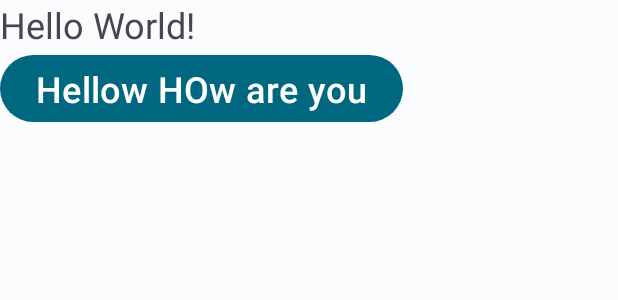
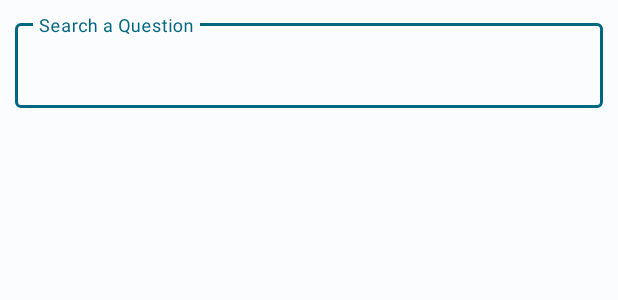
Before and after one commit to vishalyadav3119/TrendingSO, an Android app: the layout activity_main.xml on its own in the app's theme, with its tools: preview values and no code run, on a phone screen of 412 x 824 dp. Shown: the top 300 px of the screen. Run offline under Robolectric (Android 15) with nearby library versions, the phone set to English and light mode, and no system bars.

Commit message:
Added Search Bar and Retrofit Dependency

```diff
--- a/app/build.gradle
+++ b/app/build.gradle
@@ -33,8 +33,10 @@ android {
 
 dependencies {
 
+    implementation 'com.google.android.material:material:1.9.0'
+    implementation 'com.squareup.retrofit2:retrofit:2.9.0'
+
     implementation 'androidx.appcompat:appcompat:1.6.1'
-    implementation 'com.google.android.material:material:1.9.0'
     implementation 'androidx.constraintlayout:constraintlayout:2.1.4'
     testImplementation 'junit:junit:4.13.2'
     androidTestImplementation 'androidx.test.ext:junit:1.1.5'
--- a/app/src/main/java/com/example/trendingso/MainActivity.java
+++ b/app/src/main/java/com/example/trendingso/MainActivity.java
@@ -13,5 +13,6 @@ public class MainActivity extends AppCompatActivity {
         super.onCreate(savedInstanceState);
         binding = ActivityMainBinding.inflate(getLayoutInflater());
         setContentView(binding.getRoot());
+
     }
 }
--- a/app/src/main/res/layout/activity_main.xml
+++ b/app/src/main/res/layout/activity_main.xml
@@ -1,22 +1,21 @@
 <?xml version="1.0" encoding="utf-8"?>
 <LinearLayout xmlns:android="http://schemas.android.com/apk/res/android"
+    android:id="@+id/linear_layout"
     xmlns:app="http://schemas.android.com/apk/res-auto"
     xmlns:tools="http://schemas.android.com/tools"
     android:layout_width="match_parent"
     android:orientation="vertical"
     android:layout_height="match_parent"
     tools:context=".MainActivity">
-
-    <TextView
-        android:layout_width="wrap_content"
+    <com.google.android.material.textfield.TextInputLayout
+    android:layout_width="match_parent"
+    android:layout_height="wrap_content"
+        android:layout_margin="10dp">
+    <com.google.android.material.textfield.TextInputEditText
+        android:id="@+id/search_bar"
+        android:layout_width="match_parent"
         android:layout_height="wrap_content"
-        android:text="Hello World!"
-        android:textSize="24sp"
+        android:hint="@string/searchbar_hint"
         />
-    <Button
-        android:layout_width="wrap_content"
-        android:layout_height="wrap_content"
-        android:text="Hellow HOw are you"
-        android:textSize="24dp"/>
-
+</com.google.android.material.textfield.TextInputLayout>
 </LinearLayout>
--- a/app/src/main/res/values/strings.xml
+++ b/app/src/main/res/values/strings.xml
@@ -1,3 +1,4 @@
 <resources>
     <string name="app_name">TrendingSO</string>
+    <string name="searchbar_hint">Search a Question</string>
 </resources>
```
